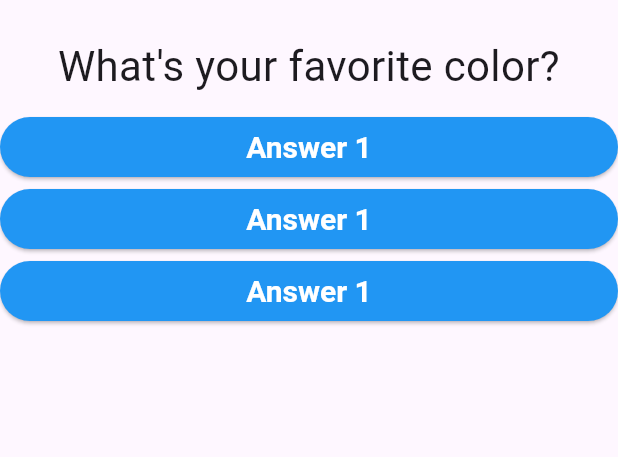
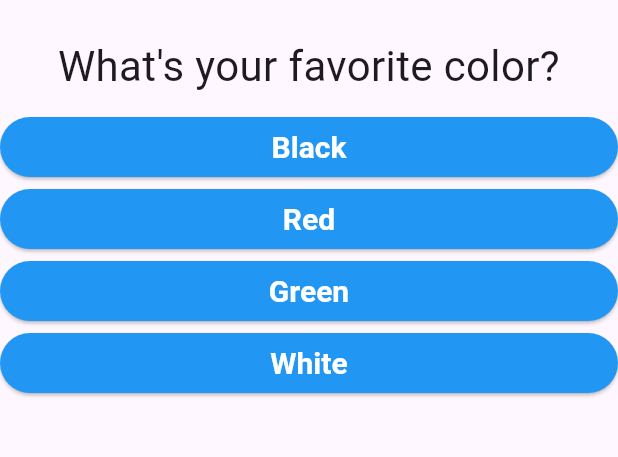
Before and after one commit to asadullah43/quiz, a Flutter app: the screen it shows after launch, on a phone screen of 412 x 824 dp, the part 63-520 px from its top. Run offline on Flutter 3.47's test engine with Material 3 defaults, Android fonts, the phone set to English and light mode, and no system bars.

Commit message:
added answers

```diff
--- a/lib/answer.dart
+++ b/lib/answer.dart
@@ -2,7 +2,12 @@ import 'package:flutter/material.dart';
 
 class Answer extends StatelessWidget {
   final Function answerQuestion;
-  const Answer(this.answerQuestion, {super.key});
+  final String answerText;
+  const Answer(
+      {required this.answerQuestion,
+      answer,
+      super.key,
+      required this.answerText});
 
   @override
   Widget build(BuildContext context) {
@@ -19,7 +24,7 @@ class Answer extends StatelessWidget {
               fontSize: 20.0, fontWeight: FontWeight.bold), // Set text style
           // Adjust elevation
         ),
-        child: const Text('Answer 1'),
+        child: Text(answerText),
       ),
     );
   }
--- a/lib/main.dart
+++ b/lib/main.dart
@@ -14,30 +14,34 @@ class MyApp extends StatefulWidget {
 }
 
 class _MyAppState extends State<MyApp> {
+  final questions = const [
+    {
+      'questionText': 'What\'s your favorite color?',
+      'answers': ['Black', 'Red', 'Green', 'White']
+    },
+    {
+      'questionText': 'What\'s your favorite animal?',
+      'answers': ['Rabbit', 'Lion', 'Elephant', 'Snake']
+    },
+    {
+      'questionText': 'What\'s your favorite instructor?',
+      'answers': ['max', 'asif taj', 'Angila', 'Ravaan']
+    },
+  ];
   var questionIndex = 0;
 
   void answerQuestion() {
     setState(() {
       questionIndex++;
     });
+    print(questionIndex);
+    if (questionIndex < questions.length) {
+      print('we have more questions');
+    }
   }
 
   @override
   Widget build(BuildContext context) {
-    var questions = [
-      {
-        'questionText': 'What\'s your favorite color?',
-        'answers': ['Black', 'Red', 'Green', 'White']
-      },
-      {
-        'questionText': 'What\'s your favorite animal?',
-        'answers': ['Rabbit', 'Lion', 'Elephant', 'Snake']
-      },
-      {
-        'questionText': 'What\'s your favorite instructor?',
-        'answers': ['max', 'asif taj', 'Angila', 'Ravaan']
-      },
-    ];
     return MaterialApp(
       debugShowCheckedModeBanner: false,
       home: Scaffold(
@@ -47,16 +51,14 @@ class _MyAppState extends State<MyApp> {
         ),
         body: Column(
           children: [
-           Question(questions[questionIndex]['questionText'] as String),
-            Answer(
-              answerQuestion,
-            ),
-            Answer(
-              answerQuestion,
-            ),
-            Answer(
-              answerQuestion,
-            ),
+            Question(questions[questionIndex]['questionText'] as String),
+            ...(questions[questionIndex]['answers'] as List<String>)
+                .map((answers) {
+              return Answer(
+                answerQuestion: answerQuestion,
+                answerText: answers,
+              );
+            })
           ],
         ),
       ),
```
